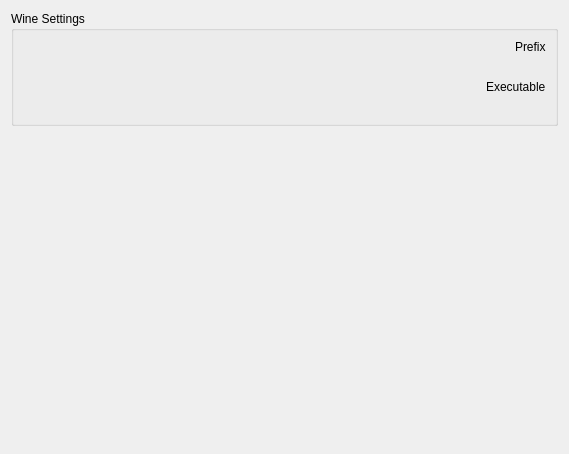
First picture: the form in rare/ui/components/tabs/settings/linux.ui, repository RareDevs/Rare, before the edit.
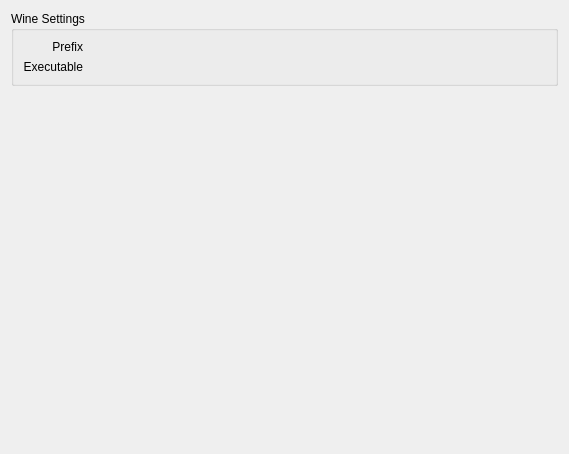
Second picture: the form after the edit.

```diff
--- a/rare/ui/components/tabs/settings/linux.ui
+++ b/rare/ui/components/tabs/settings/linux.ui
@@ -32,45 +32,34 @@
                     <property name="title">
                         <string>Wine Settings</string>
                     </property>
-                    <layout class="QGridLayout" name="wine_layout">
-                        <item row="2" column="0" alignment="Qt::AlignRight">
-                            <widget class="QLabel" name="exec_label">
-                                <property name="text">
-                                    <string>Executable</string>
-                                </property>
-                            </widget>
-                        </item>
-                        <item row="0" column="0" alignment="Qt::AlignRight">
+     <layout class="QFormLayout" name="wine_layout">
+      <property name="labelAlignment">
+       <set>Qt::AlignRight|Qt::AlignTrailing|Qt::AlignVCenter</set>
+      </property>
+      <item row="0" column="0">
                             <widget class="QLabel" name="prefix_label">
                                 <property name="text">
                                     <string>Prefix</string>
                                 </property>
-                            </widget>
-                        </item>
-                        <item row="1" column="0">
-                            <widget class="QLabel" name="prefix_alignment_label">
-                                <property name="enabled">
-                                    <bool>false</bool>
-                                </property>
-                                <property name="text">
-                                    <string notr="true"/>
-                                </property>
-                            </widget>
-                        </item>
-                        <item row="3" column="0">
-                            <widget class="QLabel" name="exec_alignment_label">
-                                <property name="enabled">
-                                    <bool>false</bool>
-                                </property>
-                                <property name="text">
-                                    <string notr="true"/>
-                                </property>
-                            </widget>
-                        </item>
-                        <item row="0" column="1" rowspan="2">
+        <property name="alignment">
+         <set>Qt::AlignRight|Qt::AlignTrailing|Qt::AlignVCenter</set>
+        </property>
+       </widget>
+      </item>
+      <item row="0" column="1">
                             <layout class="QVBoxLayout" name="prefix_layout"/>
                         </item>
-                        <item row="2" column="1" rowspan="2">
+      <item row="1" column="0">
+       <widget class="QLabel" name="exec_label">
+        <property name="text">
+         <string>Executable</string>
+        </property>
+        <property name="alignment">
+         <set>Qt::AlignRight|Qt::AlignTrailing|Qt::AlignVCenter</set>
+        </property>
+       </widget>
+      </item>
+      <item row="1" column="1">
                             <layout class="QVBoxLayout" name="exec_layout"/>
                         </item>
                     </layout>
```
Lines whose indentation alone changed are shown as unchanged.
